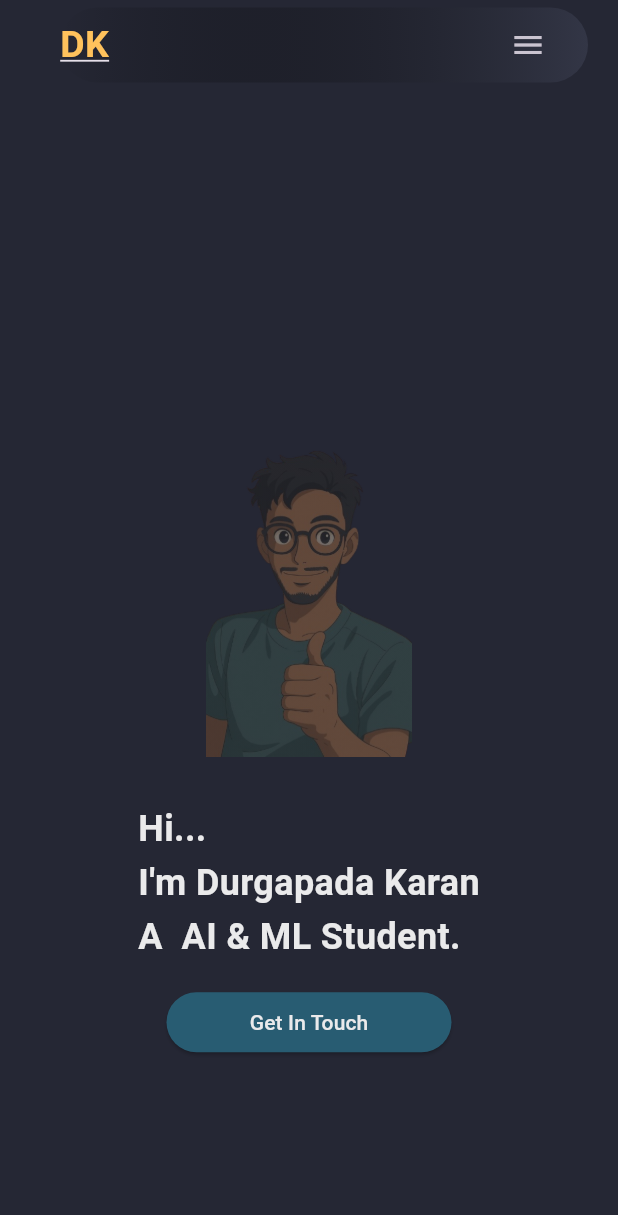
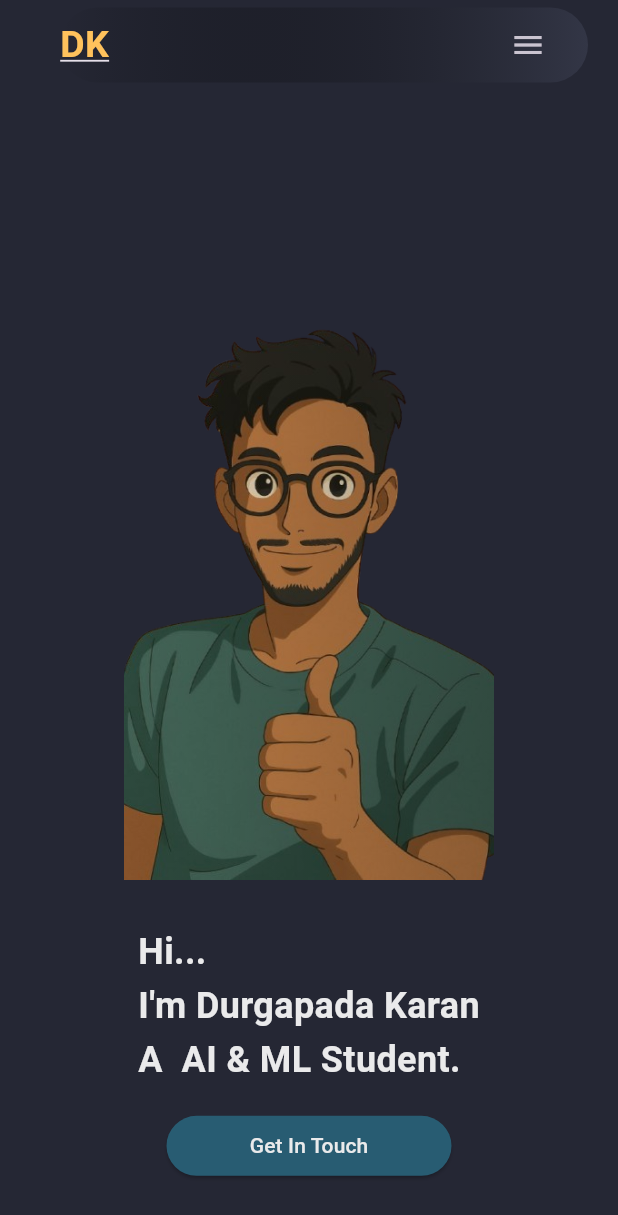
Before and after one commit to DURGAPADA80/my_portfolio, a Flutter app: the screen it shows after launch, on a phone screen of 412 x 824 dp. Shown: the top 1215 px of the screen. Run offline on Flutter 3.47's test engine with Material 3 defaults, Android fonts, the phone set to English and light mode, and no system bars; missing offline and left inert: dart:js.

Commit message:
Fix mobile image visibility issue

```diff
--- a/lib/widgets/main_mobaile.dart
+++ b/lib/widgets/main_mobaile.dart
@@ -25,15 +25,14 @@ class MainMobaile extends StatelessWidget {
           // avatar img
           ShaderMask(
             shaderCallback: (bounds) {
-              return LinearGradient(colors: [
-                CustomColor.scaffoldBg.withOpacity(0.6),
-                CustomColor.scaffoldBg.withOpacity(0.6),
-              ]).createShader(bounds);
+              return const LinearGradient(
+                      colors: [Colors.transparent, Colors.black26])
+                  .createShader(bounds);
             },
             blendMode: BlendMode.srcATop,
             child: Image.asset(
               "assets/flutter_avter_image.png",
-              width: screenWidth / 3,
+              width: screenWidth * 0.6,
             ),
           ),
           const SizedBox(
```
Also changed, not shown: dataconnect-generated/dart/default_connector/default.dart (deleted, +0 -29 lines), 1 other file.
